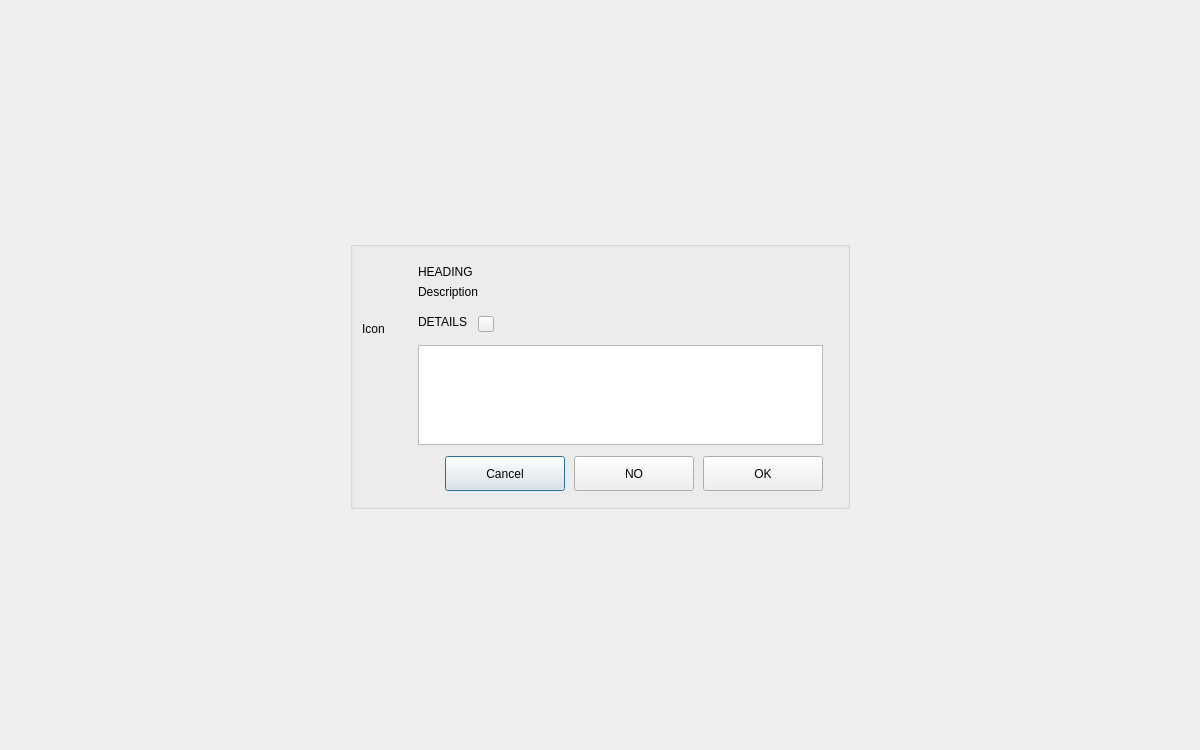
Before: the Qt Designer form opensyde_tool/src/opensyde_gui_elements/widget/C_OgeWiCustomMessage.ui in openSYDE/openSYDE, drawn with Qt 5.
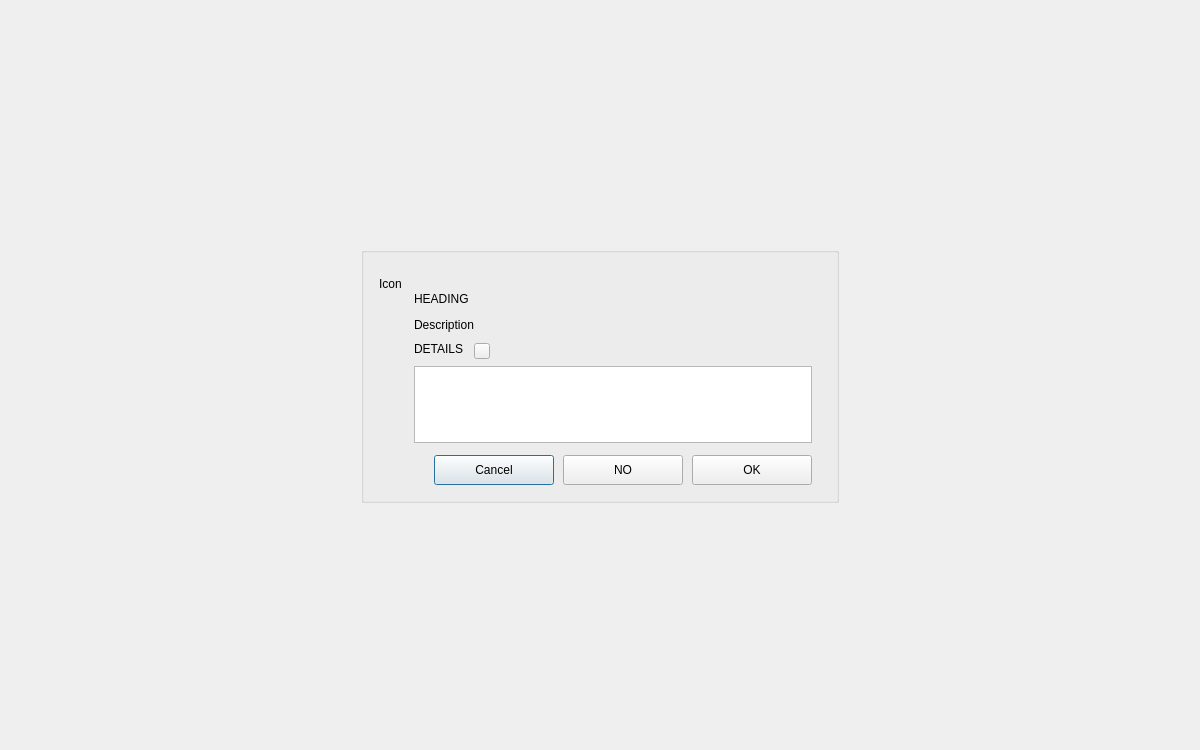
After: the same form once the commit is applied. Custom widgets are drawn as their Qt base class.

```diff
--- a/opensyde_tool/src/opensyde_gui_elements/widget/C_OgeWiCustomMessage.ui
+++ b/opensyde_tool/src/opensyde_gui_elements/widget/C_OgeWiCustomMessage.ui
@@ -55,11 +55,14 @@
       <widget class="stw_opensyde_gui_elements::C_OgeGbxMouseMove" name="pc_GroupBoxBackground">
        <property name="minimumSize">
         <size>
-         <width>500</width>
+         <width>450</width>
          <height>200</height>
         </size>
        </property>
        <layout class="QHBoxLayout" name="horizontalLayout_2">
+        <property name="spacing">
+         <number>0</number>
+        </property>
         <property name="leftMargin">
          <number>0</number>
         </property>
@@ -70,8 +73,19 @@
          <number>0</number>
         </property>
         <item>
-         <widget class="stw_opensyde_gui_elements::C_OgeWiOnlyBackground" name="pc_WidgetFrame" native="true">
-          <layout class="QVBoxLayout" name="verticalLayout" stretch="3,2">
+         <layout class="QVBoxLayout" name="pc_WidgetFrame">
+          <property name="leftMargin">
+           <number>15</number>
+          </property>
+          <property name="topMargin">
+           <number>24</number>
+          </property>
+          <property name="rightMargin">
+           <number>12</number>
+          </property>
+          <property name="bottomMargin">
+           <number>9</number>
+          </property>
            <item>
             <widget class="QLabel" name="pc_LabelIcon">
              <property name="text">
@@ -99,15 +113,11 @@
             </spacer>
            </item>
           </layout>
-         </widget>
         </item>
         <item>
-         <layout class="QVBoxLayout" name="verticalLayout_4" stretch="0,0,0,1,0,0">
-          <property name="leftMargin">
-           <number>18</number>
-          </property>
+         <layout class="QVBoxLayout" name="verticalLayout_4" stretch="0,0,0,0,1,0,0">
           <property name="topMargin">
-           <number>18</number>
+           <number>39</number>
           </property>
           <property name="rightMargin">
            <number>15</number>
@@ -128,6 +138,22 @@
             </property>
            </widget>
           </item>
+          <item>
+           <spacer name="verticalSpacer_5">
+            <property name="orientation">
+             <enum>Qt::Vertical</enum>
+            </property>
+            <property name="sizeType">
+             <enum>QSizePolicy::Fixed</enum>
+            </property>
+            <property name="sizeHint" stdset="0">
+             <size>
+              <width>20</width>
+              <height>12</height>
+             </size>
+            </property>
+           </spacer>
+          </item>
           <item>
            <widget class="stw_opensyde_gui_elements::C_OgeLabDescriptionMessage" name="pc_LabelDescription">
             <property name="text">
@@ -222,7 +248,7 @@
             <property name="maximumSize">
              <size>
               <width>16777215</width>
-              <height>100</height>
+              <height>77</height>
              </size>
             </property>
            </widget>
@@ -235,7 +261,7 @@
             <property name="sizeHint" stdset="0">
              <size>
               <width>0</width>
-              <height>2</height>
+              <height>9</height>
              </size>
             </property>
            </spacer>
@@ -265,11 +291,17 @@
              </spacer>
             </item>
             <item>
-             <widget class="stw_opensyde_gui_elements::C_OgePubCancel" name="pc_ButtonCancel">
+             <widget class="stw_opensyde_gui_elements::C_OgePubMessageCancel" name="pc_ButtonCancel">
               <property name="minimumSize">
                <size>
                 <width>120</width>
-                <height>35</height>
+                <height>30</height>
+               </size>
+              </property>
+              <property name="maximumSize">
+               <size>
+                <width>16777215</width>
+                <height>30</height>
                </size>
               </property>
               <property name="text">
@@ -278,11 +310,17 @@
              </widget>
             </item>
             <item>
-             <widget class="stw_opensyde_gui_elements::C_OgePubCancel" name="pc_ButtonNo">
+             <widget class="stw_opensyde_gui_elements::C_OgePubMessageCancel" name="pc_ButtonNo">
               <property name="minimumSize">
                <size>
                 <width>120</width>
-                <height>35</height>
+                <height>30</height>
+               </size>
+              </property>
+              <property name="maximumSize">
+               <size>
+                <width>16777215</width>
+                <height>30</height>
                </size>
               </property>
               <property name="text">
@@ -291,17 +329,17 @@
              </widget>
             </item>
             <item>
-             <widget class="stw_opensyde_gui_elements::C_OgePubDialog" name="pc_ButtonOk">
+             <widget class="stw_opensyde_gui_elements::C_OgePubMessageOk" name="pc_ButtonOk">
               <property name="minimumSize">
                <size>
                 <width>120</width>
-                <height>35</height>
+                <height>30</height>
                </size>
               </property>
               <property name="maximumSize">
                <size>
                 <width>16777215</width>
-                <height>35</height>
+                <height>30</height>
                </size>
               </property>
               <property name="text">
@@ -347,16 +385,6 @@
   </layout>
  </widget>
  <customwidgets>
-  <customwidget>
-   <class>stw_opensyde_gui_elements::C_OgePubDialog</class>
-   <extends>QPushButton</extends>
-   <header>C_OgePubDialog.h</header>
-  </customwidget>
-  <customwidget>
-   <class>stw_opensyde_gui_elements::C_OgePubCancel</class>
-   <extends>QPushButton</extends>
-   <header>C_OgePubCancel.h</header>
-  </customwidget>
   <customwidget>
    <class>stw_opensyde_gui_elements::C_OgeTebMessageDetails</class>
    <extends>QTextBrowser</extends>
@@ -378,17 +406,21 @@
    <extends>QLabel</extends>
    <header>C_OgeLabDescriptionMessage.h</header>
   </customwidget>
-  <customwidget>
-   <class>stw_opensyde_gui_elements::C_OgeWiOnlyBackground</class>
-   <extends>QWidget</extends>
-   <header>C_OgeWiOnlyBackground.h</header>
-   <container>1</container>
-  </customwidget>
   <customwidget>
    <class>stw_opensyde_gui_elements::C_OgePubSvgIconOnly</class>
    <extends>QPushButton</extends>
    <header>C_OgePubSvgIconOnly.h</header>
   </customwidget>
+  <customwidget>
+   <class>stw_opensyde_gui_elements::C_OgePubMessageOk</class>
+   <extends>QPushButton</extends>
+   <header>C_OgePubMessageOk.h</header>
+  </customwidget>
+  <customwidget>
+   <class>stw_opensyde_gui_elements::C_OgePubMessageCancel</class>
+   <extends>QPushButton</extends>
+   <header>C_OgePubMessageCancel.h</header>
+  </customwidget>
  </customwidgets>
  <tabstops>
   <tabstop>pc_ButtonOk</tabstop>
```
Lines whose indentation alone changed are shown as unchanged.
